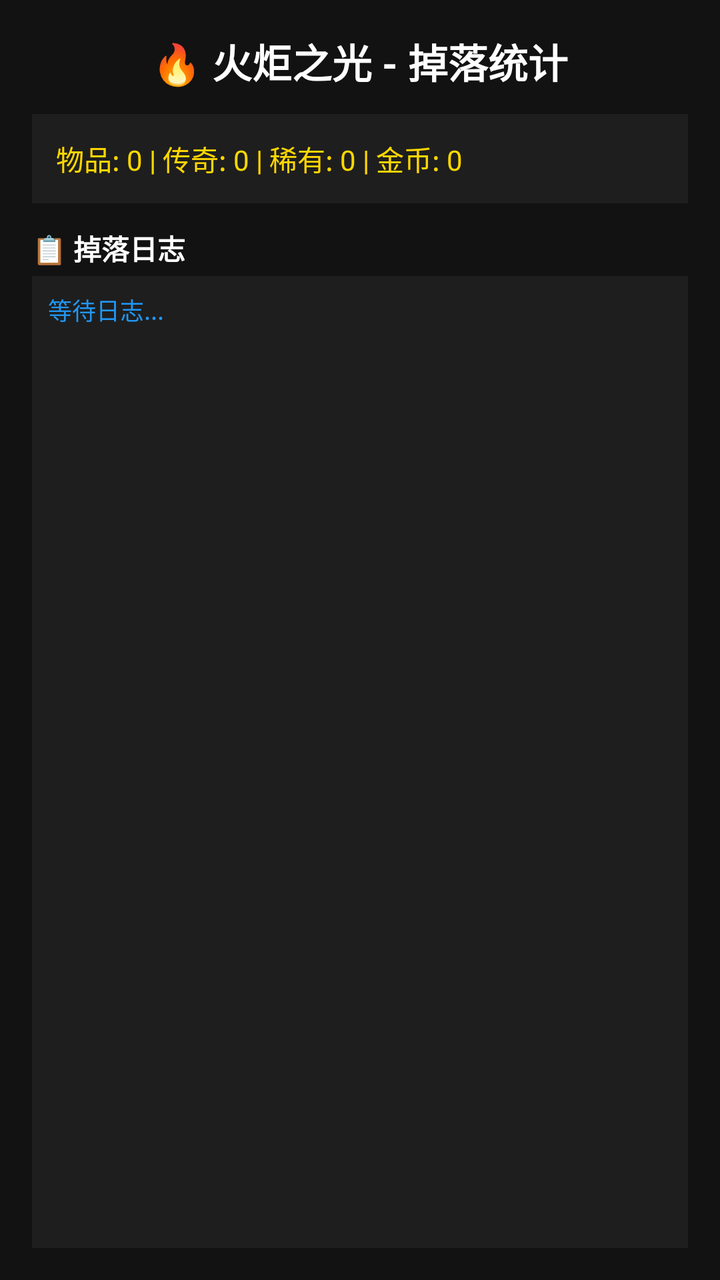
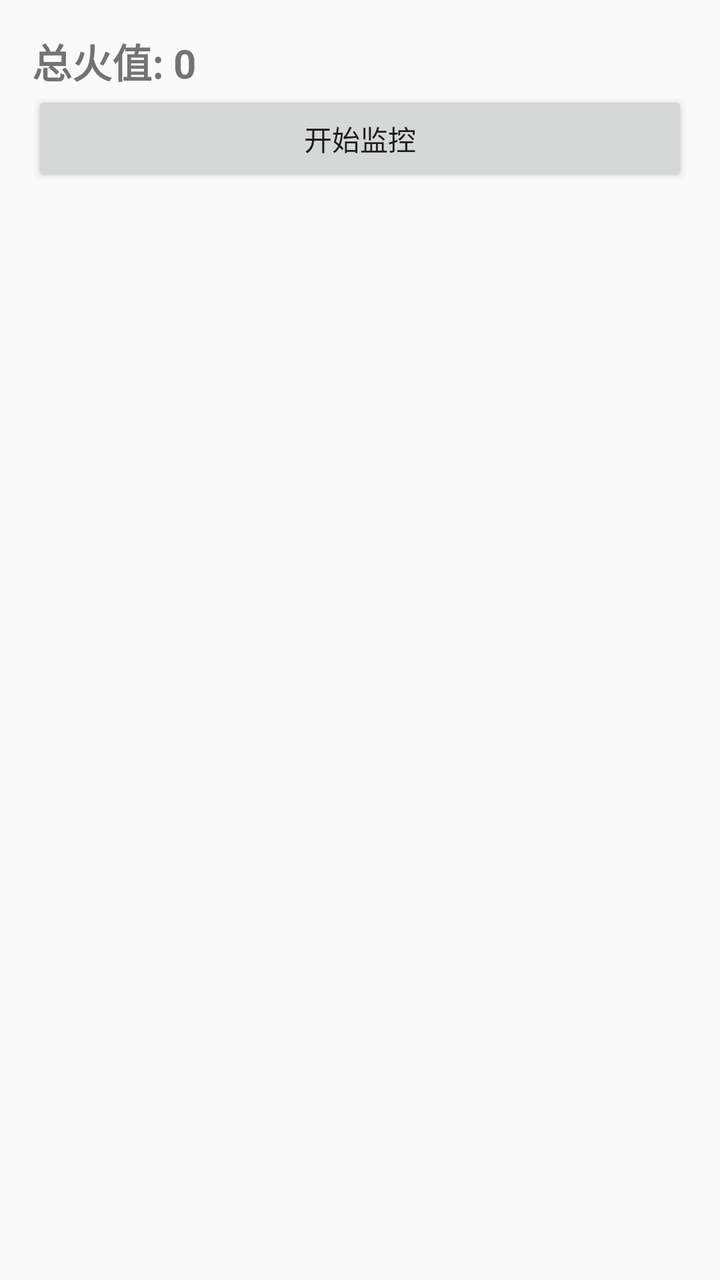

Screens rendered from an Android XML layout before and after an edit, with the pre-edit source and the edit as a unified diff.
<!-- AndroidManifest.xml: application theme Theme.TorchlightAuto -->
<!-- res/layout/activity_main.xml -->
<?xml version="1.0" encoding="utf-8"?>
<LinearLayout xmlns:android="http://schemas.android.com/apk/res/android"
    android:layout_width="match_parent"
    android:layout_height="match_parent"
    android:orientation="vertical"
    android:background="#FF121212"
    android:padding="16dp">

    <TextView
        android:layout_width="wrap_content"
        android:layout_height="wrap_content"
        android:text="🔥 火炬之光 - 掉落统计"
        android:textColor="#FFFFFFFF"
        android:textSize="20sp"
        android:textStyle="bold"
        android:layout_gravity="center"
        android:layout_marginBottom="12dp" />

    <TextView
        android:id="@+id/tv_stats"
        android:layout_width="match_parent"
        android:layout_height="wrap_content"
        android:text="物品: 0 | 传奇: 0 | 稀有: 0 | 金币: 0"
        android:textColor="#FFFFD700"
        android:textSize="14sp"
        android:background="#FF1E1E1E"
        android:padding="12dp"
        android:layout_marginBottom="12dp" />

    <TextView
        android:layout_width="wrap_content"
        android:layout_height="wrap_content"
        android:text="📋 掉落日志"
        android:textColor="#FFFFFFFF"
        android:textSize="14sp"
        android:textStyle="bold"
        android:layout_marginBottom="4dp" />

    <ScrollView
        android:id="@+id/sv_log"
        android:layout_width="match_parent"
        android:layout_height="0dp"
        android:layout_weight="1"
        android:background="#FF1E1E1E"
        android:padding="8dp">

        <TextView
            android:id="@+id/tv_log"
            android:layout_width="match_parent"
            android:layout_height="wrap_content"
            android:text="等待日志..."
            android:textColor="#FF2196F3"
            android:textSize="12sp"
            android:fontFamily="monospace"
            android:lineSpacingMultiplier="1.3" />
    </ScrollView>

</LinearLayout>
<!-- resources referenced by this layout -->
<resources>
  <style name="Theme.TorchlightAuto" parent="Theme.MaterialComponents.DayNight.NoActionBar">
          <item name="colorPrimary">@color/primary</item>
          <item name="colorPrimaryDark">@color/primary_dark</item>
          <item name="colorAccent">@color/accent</item>
          <item name="android:windowBackground">@color/background</item>
      </style>
  <color name="primary">#FF6200EE</color>
  <color name="primary_dark">#FF3700B3</color>
  <color name="accent">#FF03DAC5</color>
  <color name="background">#FF121212</color>
</resources>

<!-- the commit's change to res/layout/activity_main.xml (unified diff, before → after) -->
@@ -3,56 +3,26 @@
     android:layout_width="match_parent"
     android:layout_height="match_parent"
     android:orientation="vertical"
-    android:background="#FF121212"
     android:padding="16dp">
 
     <TextView
-        android:layout_width="wrap_content"
-        android:layout_height="wrap_content"
-        android:text="🔥 火炬之光 - 掉落统计"
-        android:textColor="#FFFFFFFF"
-        android:textSize="20sp"
-        android:textStyle="bold"
-        android:layout_gravity="center"
-        android:layout_marginBottom="12dp" />
-
-    <TextView
-        android:id="@+id/tv_stats"
+        android:id="@+id/totalText"
         android:layout_width="match_parent"
         android:layout_height="wrap_content"
-        android:text="物品: 0 | 传奇: 0 | 稀有: 0 | 金币: 0"
-        android:textColor="#FFFFD700"
-        android:textSize="14sp"
-        android:background="#FF1E1E1E"
-        android:padding="12dp"
-        android:layout_marginBottom="12dp" />
+        android:text="总火值: 0"
+        android:textSize="20sp"
+        android:textStyle="bold" />
 
-    <TextView
-        android:layout_width="wrap_content"
+    <Button
+        android:id="@+id/startStopButton"
+        android:layout_width="match_parent"
         android:layout_height="wrap_content"
-        android:text="📋 掉落日志"
-        android:textColor="#FFFFFFFF"
-        android:textSize="14sp"
-        android:textStyle="bold"
-        android:layout_marginBottom="4dp" />
+        android:text="开始监控" />
 
-    <ScrollView
-        android:id="@+id/sv_log"
+    <androidx.recyclerview.widget.RecyclerView
+        android:id="@+id/recyclerView"
         android:layout_width="match_parent"
         android:layout_height="0dp"
-        android:layout_weight="1"
-        android:background="#FF1E1E1E"
-        android:padding="8dp">
-
-        <TextView
-            android:id="@+id/tv_log"
-            android:layout_width="match_parent"
-            android:layout_height="wrap_content"
-            android:text="等待日志..."
-            android:textColor="#FF2196F3"
-            android:textSize="12sp"
-            android:fontFamily="monospace"
-            android:lineSpacingMultiplier="1.3" />
-    </ScrollView>
+        android:layout_weight="1" />
 
 </LinearLayout>
<!-- resource entries referenced after the edit -->
@@ -1,14 +1,5 @@
 <!-- resources referenced by this layout -->
 <resources>
-  <style name="Theme.TorchlightAuto" parent="Theme.MaterialComponents.DayNight.NoActionBar">
-          <item name="colorPrimary">@color/primary</item>
-          <item name="colorPrimaryDark">@color/primary_dark</item>
-          <item name="colorAccent">@color/accent</item>
-          <item name="android:windowBackground">@color/background</item>
-      </style>
-  <color name="primary">#FF6200EE</color>
-  <color name="primary_dark">#FF3700B3</color>
-  <color name="accent">#FF03DAC5</color>
-  <color name="background">#FF121212</color>
+
 </resources>
 
